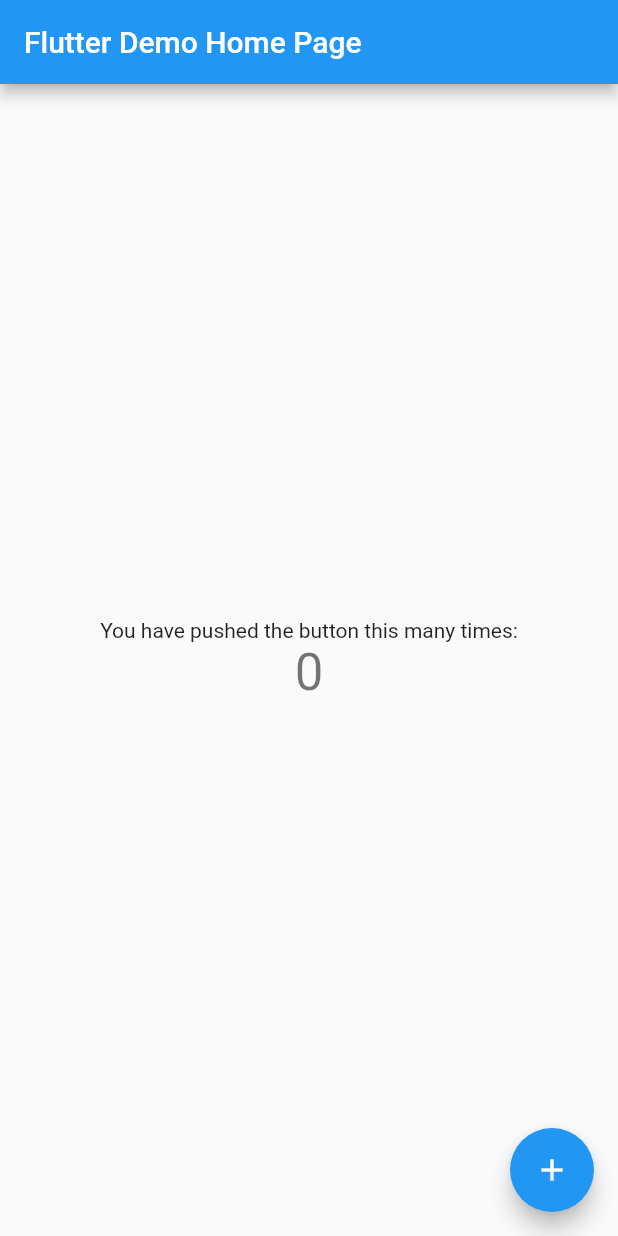
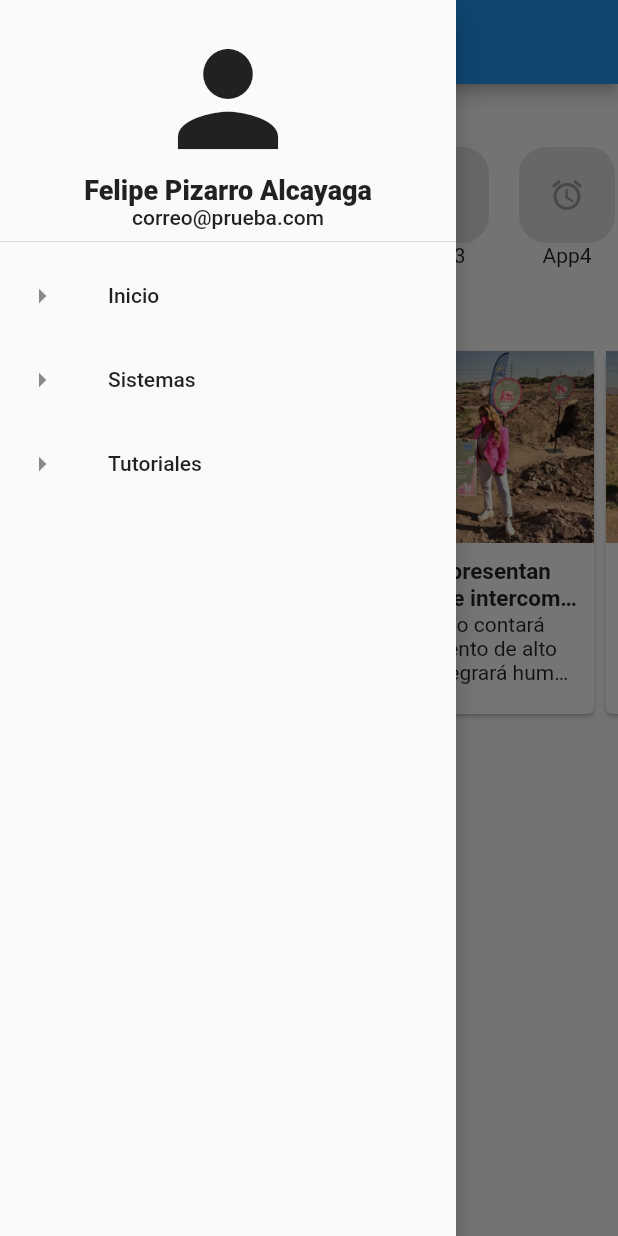
Before and after one commit to alexisenp/intranet_serviu, a Flutter app: the screen it shows after launch, with the side drawer open (before the commit the screen has no drawer), on a phone screen of 412 x 824 dp. Run offline on Flutter 3.47's test engine with Material 2 defaults, Android fonts, the phone set to English and light mode, and no system bars.

Commit message:
Creado Drawer, Listado Aplicaciones, Listado Noticias

```diff
--- a/lib/main.dart
+++ b/lib/main.dart
@@ -1,4 +1,9 @@
 import 'package:flutter/material.dart';
+import 'package:intranet_serviu/widgets/aplicaciones_banner.dart';
+import 'package:intranet_serviu/widgets/aplicacion.dart';
+import 'package:intranet_serviu/widgets/my_drawer.dart';
+import 'package:intranet_serviu/widgets/noticia.dart';
+import 'package:intranet_serviu/widgets/noticiasBanner.dart';
 
 void main() {
   runApp(MyApp());
@@ -9,6 +14,7 @@ class MyApp extends StatelessWidget {
   @override
   Widget build(BuildContext context) {
     return MaterialApp(
+      debugShowCheckedModeBanner: false,
       title: 'Flutter Demo',
       theme: ThemeData(
         // This is the theme of your application.
@@ -22,92 +28,61 @@ class MyApp extends StatelessWidget {
         // is not restarted.
         primarySwatch: Colors.blue,
       ),
-      home: MyHomePage(title: 'Flutter Demo Home Page'),
+      home: MyHomePage(),
     );
   }
 }
 
 class MyHomePage extends StatefulWidget {
-  MyHomePage({Key? key, this.title}) : super(key: key);
-
-  // This widget is the home page of your application. It is stateful, meaning
-  // that it has a State object (defined below) that contains fields that affect
-  // how it looks.
-
-  // This class is the configuration for the state. It holds the values (in this
-  // case the title) provided by the parent (in this case the App widget) and
-  // used by the build method of the State. Fields in a Widget subclass are
-  // always marked "final".
-
-  final String? title;
-
   @override
   _MyHomePageState createState() => _MyHomePageState();
 }
 
+//const desktopBreakpoint = 1024;
+
 class _MyHomePageState extends State<MyHomePage> {
-  int _counter = 0;
-
-  void _incrementCounter() {
-    setState(() {
-      // This call to setState tells the Flutter framework that something has
-      // changed in this State, which causes it to rerun the build method below
-      // so that the display can reflect the updated values. If we changed
-      // _counter without calling setState(), then the build method would not be
-      // called again, and so nothing would appear to happen.
-      _counter++;
-    });
-  }
-
   @override
   Widget build(BuildContext context) {
-    // This method is rerun every time setState is called, for instance as done
-    // by the _incrementCounter method above.
-    //
-    // The Flutter framework has been optimized to make rerunning build methods
-    // fast, so that you can just rebuild anything that needs updating rather
-    // than having to individually change instances of widgets.
+    bool isDesktop = MediaQuery.of(context).size.width >= 1024;
     return Scaffold(
-      appBar: AppBar(
-        // Here we take the value from the MyHomePage object that was created by
-        // the App.build method, and use it to set our appbar title.
-        title: Text(widget.title!),
-      ),
-      body: Center(
-        // Center is a layout widget. It takes a single child and positions it
-        // in the middle of the parent.
-        child: Column(
-          // Column is also a layout widget. It takes a list of children and
-          // arranges them vertically. By default, it sizes itself to fit its
-          // children horizontally, and tries to be as tall as its parent.
-          //
-          // Invoke "debug painting" (press "p" in the console, choose the
-          // "Toggle Debug Paint" action from the Flutter Inspector in Android
-          // Studio, or the "Toggle Debug Paint" command in Visual Studio Code)
-          // to see the wireframe for each widget.
-          //
-          // Column has various properties to control how it sizes itself and
-          // how it positions its children. Here we use mainAxisAlignment to
-          // center the children vertically; the main axis here is the vertical
-          // axis because Columns are vertical (the cross axis would be
-          // horizontal).
-          mainAxisAlignment: MainAxisAlignment.center,
-          children: <Widget>[
-            Text(
-              'You have pushed the button this many times:',
-            ),
-            Text(
-              '$_counter',
-              style: Theme.of(context).textTheme.headline4,
+      appBar: AppBar(),
+      drawer: !isDesktop ? MyDrawer() : null,
+      body: SafeArea(
+        child: Row(
+          mainAxisAlignment: MainAxisAlignment.start,
+          children: [
+            if (isDesktop) MyDrawer(),
+            Expanded(
+              child: Column(
+                crossAxisAlignment: CrossAxisAlignment.start,
+                children: [
+                  BuildBody(),
+                ],
+              ),
             ),
           ],
         ),
       ),
-      floatingActionButton: FloatingActionButton(
-        onPressed: _incrementCounter,
-        tooltip: 'Increment',
-        child: Icon(Icons.add),
-      ), // This trailing comma makes auto-formatting nicer for build methods.
     );
   }
 }
+
+class BuildBody extends StatelessWidget {
+  const BuildBody({
+    Key? key,
+  }) : super(key: key);
+
+  @override
+  Widget build(BuildContext context) {
+    return SingleChildScrollView(
+      child: Column(
+        crossAxisAlignment: CrossAxisAlignment.start,
+        children: [
+          BuildAplicaciones(),
+          SizedBox(height: 20),
+          BuildNoticias(),
+        ],
+      ),
+    );
+  }
+}
--- /dev/null
+++ b/lib/widgets/aplicacion.dart
@@ -0,0 +1,30 @@
+import 'package:flutter/material.dart';
+
+class AppItem extends StatelessWidget {
+  const AppItem({
+    Key? key,
+    required this.nombre,
+  }) : super(key: key);
+
+  final String nombre;
+
+  @override
+  Widget build(BuildContext context) {
+    return Column(
+      children: [
+        Container(
+          margin: EdgeInsets.symmetric(horizontal: 10),
+          decoration: BoxDecoration(
+            borderRadius: BorderRadius.all(
+              Radius.circular(18),
+            ),
+            color: Colors.grey[300],
+          ),
+          padding: EdgeInsets.all(20.0),
+          child: Icon(Icons.access_alarm, color: Colors.grey),
+        ),
+        Text(nombre)
+      ],
+    );
+  }
+}
--- /dev/null
+++ b/lib/widgets/aplicaciones_banner.dart
@@ -0,0 +1,36 @@
+import 'package:flutter/material.dart';
+import 'package:intranet_serviu/widgets/aplicacion.dart';
+
+class BuildAplicaciones extends StatelessWidget {
+  const BuildAplicaciones({
+    Key? key,
+  }) : super(key: key);
+
+  @override
+  Widget build(BuildContext context) {
+    return Column(
+      crossAxisAlignment: CrossAxisAlignment.start,
+      mainAxisSize: MainAxisSize.max,
+      children: [
+        Padding(
+          padding: const EdgeInsets.all(8.0),
+          child: Text('Mis aplicaciones'),
+        ),
+        SizedBox(
+          height: 10.0,
+        ),
+        Container(
+          height: 80,
+          width: double.infinity,
+          child: ListView.builder(
+            itemCount: 50,
+            scrollDirection: Axis.horizontal,
+            itemBuilder: (BuildContext context, int index) {
+              return AppItem(nombre: 'App' + index.toString());
+            },
+          ),
+        )
+      ],
+    );
+  }
+}
--- /dev/null
+++ b/lib/widgets/my_drawer.dart
@@ -0,0 +1,50 @@
+import 'package:flutter/material.dart';
+
+class MyDrawer extends StatelessWidget {
+  const MyDrawer({
+    Key? key,
+  }) : super(key: key);
+
+  @override
+  Widget build(BuildContext context) {
+    return Drawer(
+      elevation: 8,
+      child: ListView(
+        children: [
+          DrawerHeader(
+            child: Column(
+              children: [
+                Icon(
+                  Icons.person,
+                  size: 100.0,
+                ),
+                Text(
+                  'Felipe Pizarro Alcayaga',
+                  maxLines: 1,
+                  overflow: TextOverflow.ellipsis,
+                  style: TextStyle(fontWeight: FontWeight.w900, fontSize: 18.0),
+                ),
+                Text('correo@prueba.com')
+              ],
+            ),
+          ),
+          ListTile(
+            onTap: () => {print('Tapeado')},
+            leading: Icon(Icons.arrow_right),
+            title: Text('Inicio'),
+          ),
+          ListTile(
+            onTap: () => {print('Tapeado')},
+            leading: Icon(Icons.arrow_right),
+            title: Text('Sistemas'),
+          ),
+          ListTile(
+            onTap: () => {print('Tapeado')},
+            leading: Icon(Icons.arrow_right),
+            title: Text('Tutoriales'),
+          )
+        ],
+      ),
+    );
+  }
+}
--- /dev/null
+++ b/lib/widgets/noticia.dart
@@ -0,0 +1,44 @@
+import 'package:flutter/material.dart';
+
+class BuildNoticia extends StatelessWidget {
+  const BuildNoticia({
+    Key? key,
+  }) : super(key: key);
+
+  @override
+  Widget build(BuildContext context) {
+    return Container(
+      width: 200,
+      child: Card(
+        child: Column(
+          children: [
+            Image(
+              image: AssetImage('assets/noticia_test.jpg'),
+            ),
+            Padding(
+              padding: EdgeInsets.all(10),
+              child: Column(
+                children: [
+                  Text(
+                    'Autoridades presentan diseño parque intercomunal',
+                    maxLines: 2,
+                    overflow: TextOverflow.ellipsis,
+                    style: TextStyle(
+                      fontSize: 15,
+                      fontWeight: FontWeight.bold,
+                    ),
+                  ),
+                  Text(
+                    'Espacio público contará con equipamiento de alto estándar e integrará humedal que naturalmente se forma en el terreno.',
+                    maxLines: 3,
+                    overflow: TextOverflow.ellipsis,
+                  ),
+                ],
+              ),
+            )
+          ],
+        ),
+      ),
+    );
+  }
+}
--- /dev/null
+++ b/lib/widgets/noticiasBanner.dart
@@ -0,0 +1,33 @@
+import 'package:flutter/material.dart';
+import 'package:intranet_serviu/widgets/noticia.dart';
+
+class BuildNoticias extends StatelessWidget {
+  const BuildNoticias({
+    Key? key,
+  }) : super(key: key);
+
+  @override
+  Widget build(BuildContext context) {
+    return Column(
+      mainAxisSize: MainAxisSize.max,
+      crossAxisAlignment: CrossAxisAlignment.start,
+      children: [
+        Padding(
+          padding: const EdgeInsets.all(8.0),
+          child: Text('Noticias'),
+        ),
+        Container(
+          height: 250,
+          width: double.infinity,
+          child: ListView.builder(
+            scrollDirection: Axis.horizontal,
+            itemCount: 10,
+            itemBuilder: (BuildContext context, int index) {
+              return BuildNoticia();
+            },
+          ),
+        )
+      ],
+    );
+  }
+}
--- a/pubspec.yaml
+++ b/pubspec.yaml
@@ -45,8 +45,8 @@ flutter:
   uses-material-design: true
 
   # To add assets to your application, add an assets section, like this:
-  # assets:
-  #   - images/a_dot_burr.jpeg
+  assets:
+    - assets/noticia_test.jpg
   #   - images/a_dot_ham.jpeg
 
   # An image asset can refer to one or more resolution-specific "variants", see
```
Also changed, not shown: assets/noticia_test.jpg (added), pubspec.lock.
